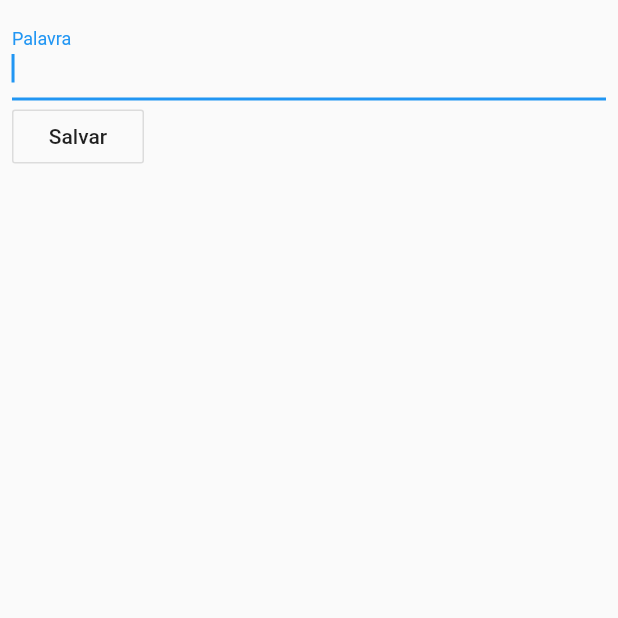
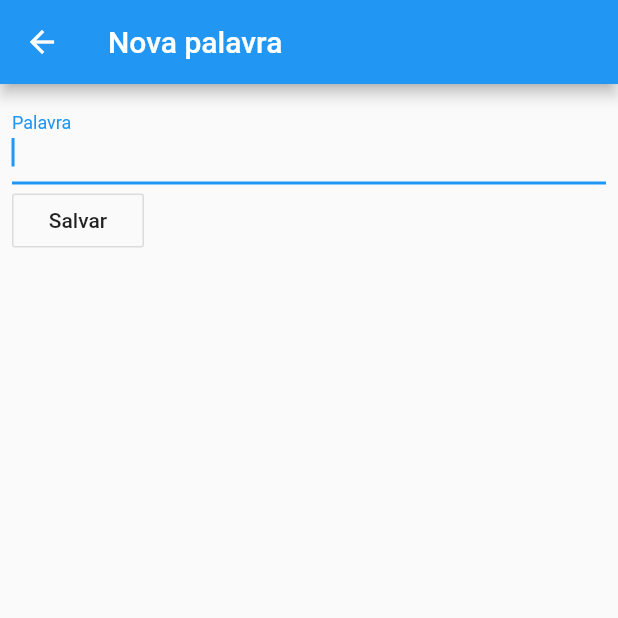
Before and after one commit to leandrofabianjr/esqueci, a Flutter app: the RecordsNewPage screen opened directly, on a phone screen of 412 x 824 dp, the top half of it. Run offline on Flutter 3.47's test engine with Material 2 defaults, Android fonts, the phone set to English and light mode, and no system bars; our stand-ins replace hive, hive_flutter; accounts and stored records are empty.

```diff
--- a/lib/pages/records_new_page.dart
+++ b/lib/pages/records_new_page.dart
@@ -32,6 +32,7 @@ class _RecordsNewPageState extends State<RecordsNewPage> {
   @override
   Widget build(BuildContext context) {
     return Scaffold(
+      appBar: AppBar(title: const Text('Nova palavra')),
       body: SafeArea(
         child: SingleChildScrollView(
           child: Form(
```
Also changed, not shown: 1 other file.
